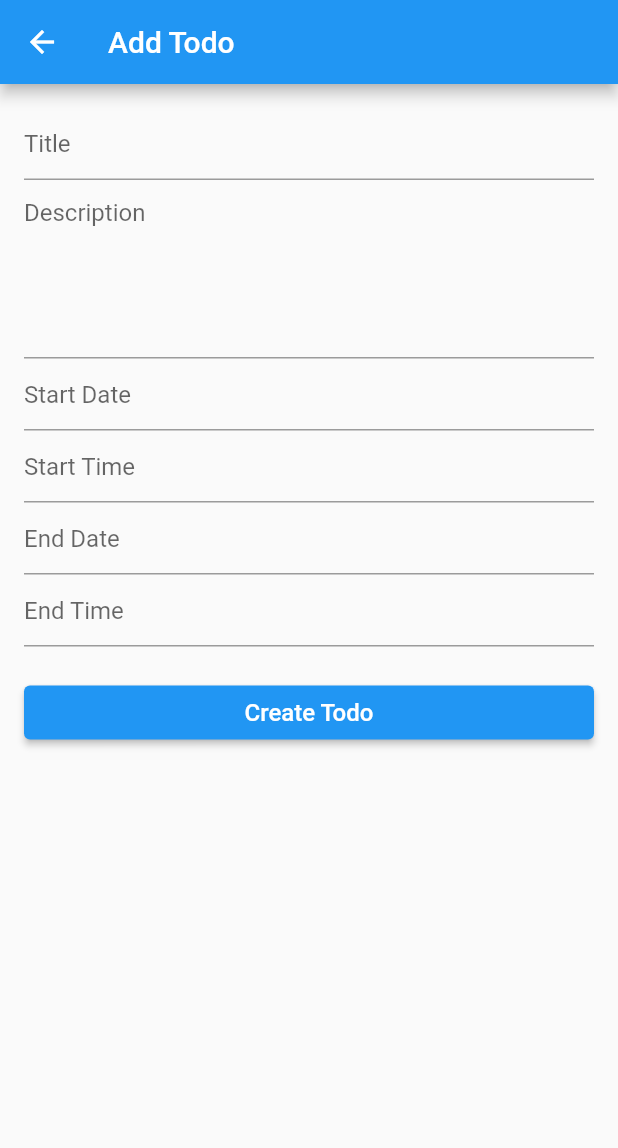
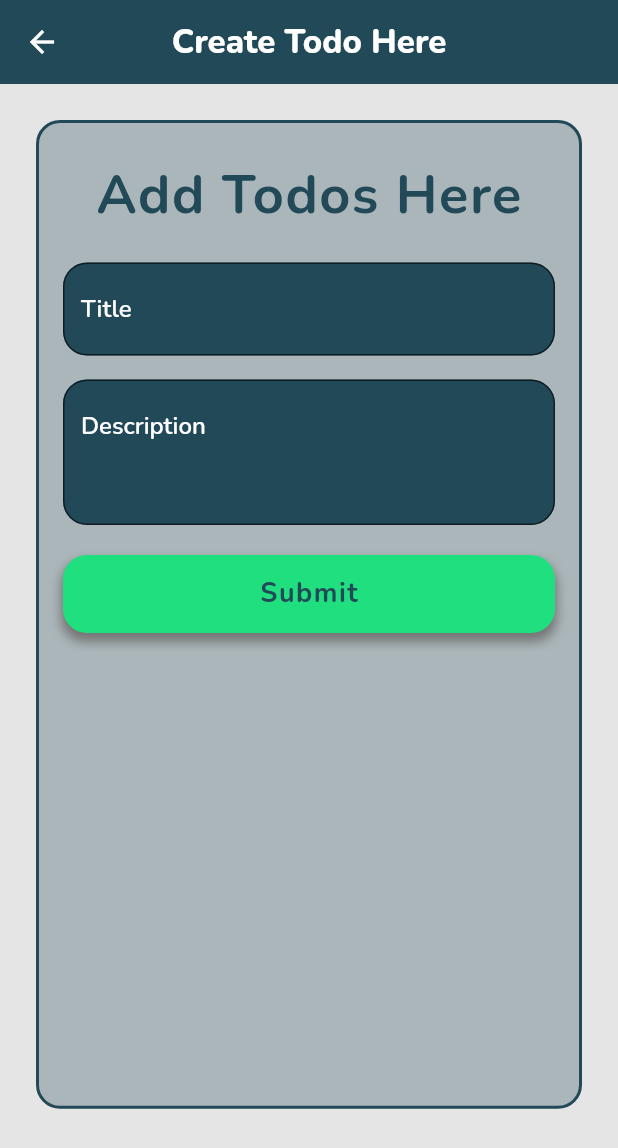
Before and after one commit to Anikbadsha/TODO, a Flutter app: the screen it shows after launch, after a tap on "add todo", on a phone screen of 412 x 824 dp. Shown: the top 1148 px of the screen. Run offline on Flutter 3.47's test engine with Material 2 defaults, Android fonts, the phone set to English and light mode, and no system bars; our stand-ins replace google_fonts.

Commit message:
Add Input Field And Api Url

```diff
--- /dev/null
+++ b/todo_app/lib/component/customButton.dart
@@ -0,0 +1,2 @@
+import 'package:flutter/cupertino.dart';
+import 'package:flutter/material.dart';
--- /dev/null
+++ b/todo_app/lib/component/customFont.dart
@@ -0,0 +1,18 @@
+import 'package:flutter/material.dart';
+import 'package:google_fonts/google_fonts.dart';
+
+myFont(
+    [double? size,
+    double? height,
+    double? letterspacing,
+    Color? color,
+    FontWeight? fw,
+    Color? bgColor]) {
+  return GoogleFonts.nunito(
+    fontSize: size,
+    height: height,
+    letterSpacing: letterspacing,
+    color: color,
+    fontWeight: fw,
+  );
+}
--- /dev/null
+++ b/todo_app/lib/component/cutomColors.dart
@@ -0,0 +1,8 @@
+import 'package:flutter/material.dart';
+
+class CustomColor {
+  static Color? bgColor = Color(0xffE5E5E5);
+  static Color? primaryColor = Color(0xff224957);
+  static Color? secondryColor = Color(0xff20DF7F);
+  static Color? wColor = Color(0xffFFFFFF);
+}
--- /dev/null
+++ b/todo_app/lib/data/todoList.dart
@@ -0,0 +1,19 @@
+import 'package:flutter/material.dart';
+
+class TodoList extends StatefulWidget {
+  const TodoList({super.key});
+
+  @override
+  State<TodoList> createState() => _TodoListState();
+}
+
+class _TodoListState extends State<TodoList> {
+  @override
+  Widget build(BuildContext context) {
+    return Container(
+      child: ListView(
+        shrinkWrap: true,
+      ),
+    );
+  }
+}
--- /dev/null
+++ b/todo_app/lib/data/url.dart
@@ -0,0 +1,11 @@
+class MyUrl {
+  static String baseUrl = "https://genieinfo.tech/task/api/";
+
+  static String getTodoUrl = "${{baseUrl}}todo";
+
+  static String createTodoUrl = "https://genieinfo.tech/task/api/todo/create";
+
+  static String updateTodoUrl = "https://genieinfo.tech/task/api/todo/update";
+
+  static String deleteTodoUrl = "https://genieinfo.tech/task/api/todo/delete";
+}
--- a/todo_app/lib/screen/addTodoPage.dart
+++ b/todo_app/lib/screen/addTodoPage.dart
@@ -1,6 +1,8 @@
 import 'package:flutter/material.dart';
 import 'package:flutter/src/widgets/framework.dart';
 import 'package:flutter/src/widgets/placeholder.dart';
+import 'package:todo_app/component/customFont.dart';
+import 'package:todo_app/component/cutomColors.dart';
 
 class AddTodopage extends StatefulWidget {
   const AddTodopage({super.key});
@@ -10,46 +12,119 @@ class AddTodopage extends StatefulWidget {
 }
 
 class _AddTodopageState extends State<AddTodopage> {
+  final GlobalKey<FormState> formkey = GlobalKey();
+  TextEditingController TitleInputcontroller = TextEditingController();
+  TextEditingController DescriptionInputController = TextEditingController();
+  TextEditingController dateInputController = TextEditingController();
+
+  bool _isobscure = true;
+
+  @override
+  void initState() {
+    dateInputController.text = ""; //set the initial value of text field
+    super.initState();
+  }
+
   @override
   Widget build(BuildContext context) {
-    return Scaffold(
+    return SafeArea(
+      child: Scaffold(
+        backgroundColor: CustomColor.bgColor,
         appBar: AppBar(
-        title: Text("Add Todo"),
+          elevation: 0,
+          backgroundColor: CustomColor.primaryColor,
+          title: Text("Create Todo Here",
+              style: myFont(22, 0, 0, CustomColor.wColor, FontWeight.w800)),
+          centerTitle: true,
         ),
-      body: ListView(
-        padding: EdgeInsets.all(16),
+        body: Align(
+          alignment: Alignment.topCenter,
+          child: Container(
+            margin: EdgeInsets.symmetric(horizontal: 24, vertical: 24),
+            padding: EdgeInsets.symmetric(horizontal: 16, vertical: 24),
+            height: MediaQuery.of(context).size.height * 0.80,
+            decoration: BoxDecoration(
+              border: Border.all(
+                  color: Color(0xff224957), width: 2, style: BorderStyle.solid),
+              borderRadius: BorderRadius.circular(16),
+              color: Color(0xff224957).withOpacity(0.3),
+            ),
+            child: Column(
+              mainAxisAlignment: MainAxisAlignment.start,
+              crossAxisAlignment: CrossAxisAlignment.center,
               children: [
-          TextField(
-            decoration: InputDecoration(hintText: "Title"),
-          ),
-          TextField(
-            minLines: 5,
-            maxLines: 8,
-            keyboardType: TextInputType.multiline,
-            decoration: InputDecoration(hintText: "Description"),
-          ),
-          TextField(
-            decoration: InputDecoration(hintText: "Start Date"),
-          ),
-          TextField(
-            decoration: InputDecoration(hintText: "Start Time"),
-          ),
-          TextField(
-            decoration: InputDecoration(hintText: "End Date"),
-          ),
-          TextField(
-            decoration: InputDecoration(hintText: "End Time"),
+                Text(
+                  "Add Todos Here",
+                  style: myFont(
+                      36, 0, 1, CustomColor.primaryColor, FontWeight.bold),
                 ),
                 SizedBox(
                   height: 20,
                 ),
-          ElevatedButton(
+                Form(
+                    key: formkey,
+                    child: Column(
+                      children: [
+                        TextFormField(
+                          controller: TitleInputcontroller,
+                          decoration: InputDecoration(
+                              border: OutlineInputBorder(
+                                  borderRadius: BorderRadius.circular(16)),
+                              hintStyle: myFont(16, 0, 0, CustomColor.wColor,
+                                  FontWeight.w600),
+                              hintText: "Title",
+                              filled: true,
+                              fillColor: CustomColor.primaryColor),
+                          style: TextStyle(color: CustomColor.wColor),
+                        ),
+                        SizedBox(
+                          height: 16,
+                        ),
+                        TextFormField(
+                          minLines: 3,
+                          maxLines: 5,
+                          controller: DescriptionInputController,
+                          decoration: InputDecoration(
+                              border: OutlineInputBorder(
+                                  borderRadius: BorderRadius.circular(16)),
+                              hintStyle: myFont(16, 0, 0, CustomColor.wColor,
+                                  FontWeight.w600),
+                              hintText: "Description",
+                              filled: true,
+                              fillColor: CustomColor.primaryColor),
+                          style: TextStyle(color: CustomColor.wColor),
+                        ),
+                      ],
+                    )),
+                SizedBox(
+                  height: 20,
+                ),
+                Container(
+                  height: 52,
+                  decoration: BoxDecoration(
+                      boxShadow: [
+                        BoxShadow(
+                          color: Colors.grey.shade600,
+                          spreadRadius: 1,
+                          blurRadius: 5,
+                          offset: Offset(0, 5),
+                        ),
+                      ],
+                      borderRadius: BorderRadius.circular(16),
+                      color: CustomColor.secondryColor),
+                  width: double.infinity,
+                  child: TextButton(
                       onPressed: () {},
                       child: Text(
-                "Create Todo",
-                style: TextStyle(fontSize: 16),
-              ))
+                        "Submit",
+                        style: myFont(18, 0, 1, CustomColor.primaryColor,
+                            FontWeight.w700),
+                      )),
+                )
               ],
+            ),
+          ),
+        ),
       ),
     );
   }
--- a/todo_app/lib/screen/homepage.dart
+++ b/todo_app/lib/screen/homepage.dart
@@ -1,4 +1,6 @@
 import 'package:flutter/material.dart';
+import 'package:todo_app/component/customFont.dart';
+import 'package:todo_app/component/cutomColors.dart';
 import 'package:todo_app/screen/addTodoPage.dart';
 
 class HomePage extends StatefulWidget {
@@ -12,10 +14,27 @@ class _HomePageState extends State<HomePage> {
   @override
   Widget build(BuildContext context) {
     return Scaffold(
-      appBar: AppBar(centerTitle: true, title: const Text("TO DO APP")),
+      backgroundColor: CustomColor.bgColor,
+      appBar: AppBar(
+        elevation: 0,
+        backgroundColor: CustomColor.primaryColor,
+        title: Text("Todo List",
+            style: myFont(22, 0, 0, CustomColor.wColor, FontWeight.w800)),
+        centerTitle: true,
+      ),
       floatingActionButton: FloatingActionButton.extended(
+        backgroundColor: CustomColor.primaryColor,
         onPressed: navigateToAddPage,
-        label: Text("add todo"),
+        label: Text(
+          "add todo",
+          style: myFont(22, 0, 0, CustomColor.wColor, FontWeight.w800),
+        ),
+      ),
+      body: Container(
+        height: double.infinity,
+        width: double.infinity,
+        padding: EdgeInsets.symmetric(horizontal: 16, vertical: 16),
+        child: Center(child: Text("TODO LIST")),
       ),
     );
   }
--- a/todo_app/pubspec.yaml
+++ b/todo_app/pubspec.yaml
@@ -35,6 +35,7 @@ dependencies:
   # The following adds the Cupertino Icons font to your application.
   # Use with the CupertinoIcons class for iOS style icons.
   cupertino_icons: ^1.0.2
+  google_fonts: ^4.0.4
 
 dev_dependencies:
   flutter_test:
```
Also changed, not shown: todo_app/pubspec.lock, 1 other file. Lines whose indentation alone changed are shown as unchanged.
